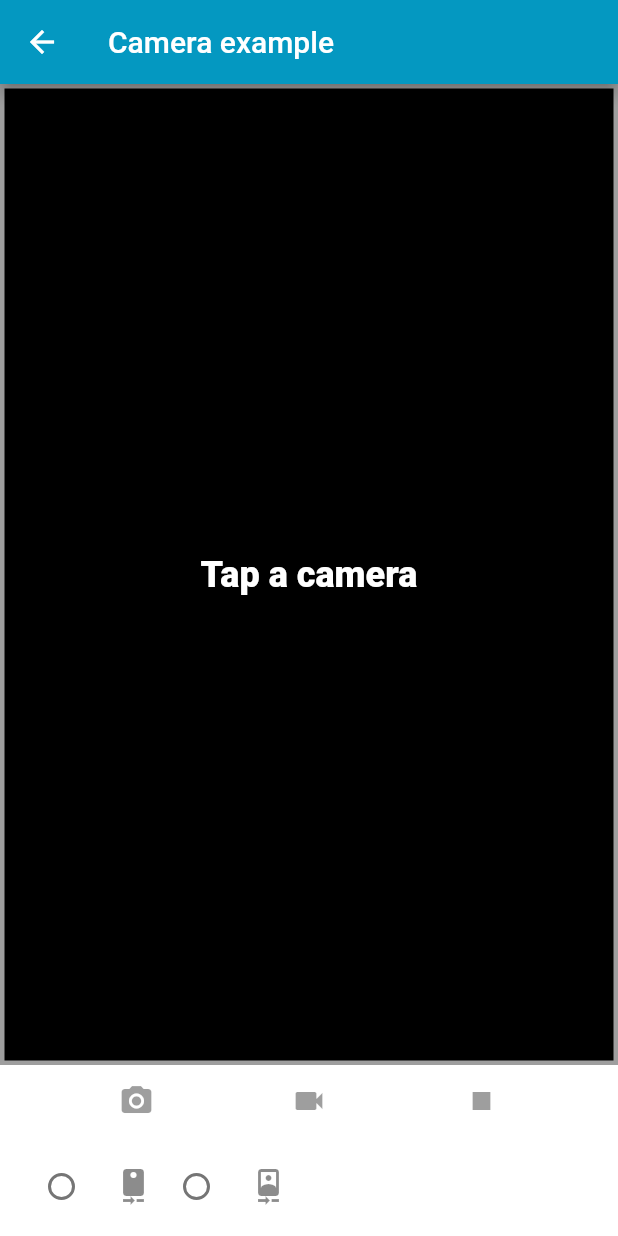
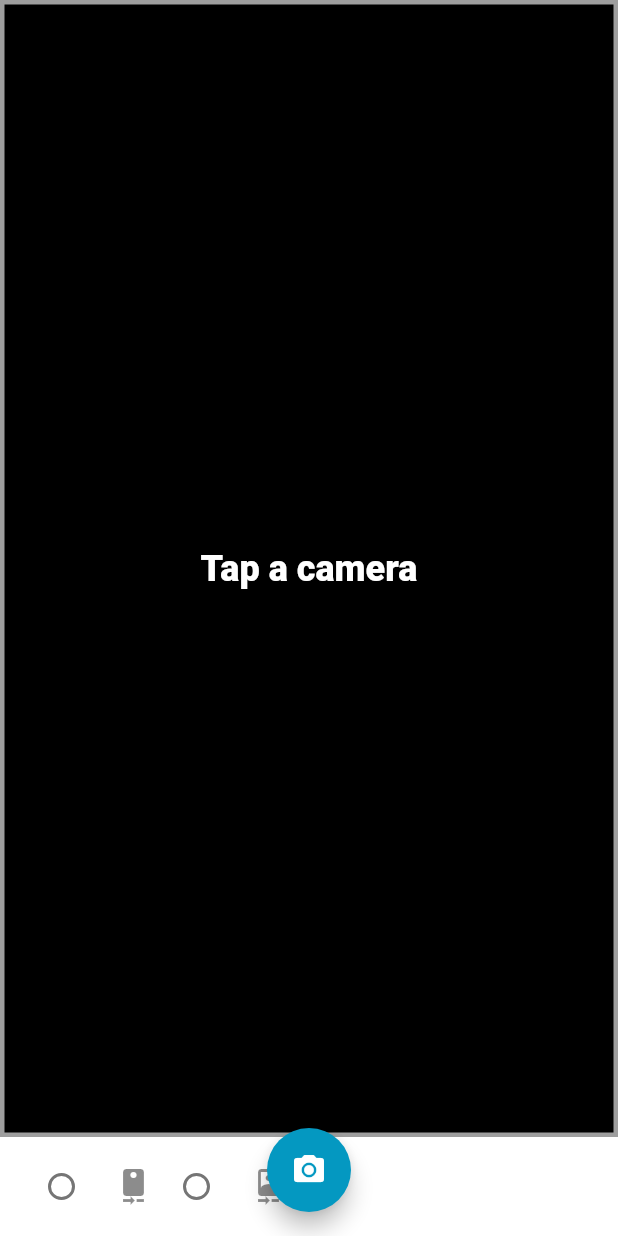
Before and after one commit to nichollsgareth/ecto-events, a Flutter app: the CameraExampleHome screen opened directly, on a phone screen of 412 x 824 dp. Run offline on Flutter 3.47's test engine with Material 2 defaults, Android fonts, the phone set to English and light mode, and no system bars; our stand-ins replace camera, video_player.

Commit message:
floating button
added floating button for camera

```diff
--- a/mobile-application/ecto_events/lib/widgets/camera_capture.dart
+++ b/mobile-application/ecto_events/lib/widgets/camera_capture.dart
@@ -49,9 +49,6 @@ class _CameraExampleHomeState extends State<CameraExampleHome> {
   Widget build(BuildContext context) {
     return Scaffold(
       key: _scaffoldKey,
-      appBar: AppBar(
-        title: const Text('Camera example'),
-      ),
       body: Column(
         children: <Widget>[
           Expanded(
@@ -73,7 +70,7 @@ class _CameraExampleHomeState extends State<CameraExampleHome> {
               ),
             ),
           ),
-          _captureControlRowWidget(),
+          //_captureControlRowWidget(),
           Padding(
             padding: const EdgeInsets.all(5.0),
             child: Row(
@@ -86,6 +83,17 @@ class _CameraExampleHomeState extends State<CameraExampleHome> {
           ),
         ],
       ),
+      floatingActionButton: FloatingActionButton(
+        onPressed: controller != null &&
+            controller.value.isInitialized &&
+            !controller.value.isRecordingVideo
+            ? onTakePictureButtonPressed
+            : null,
+        tooltip: 'Capture',
+        child: Icon(Icons.camera_alt),
+      ),
+      floatingActionButtonLocation:
+      FloatingActionButtonLocation.centerFloat,
     );
   }
 
@@ -137,7 +145,7 @@ class _CameraExampleHomeState extends State<CameraExampleHome> {
   }
 
   /// Display the control bar with buttons to take pictures and record videos.
-  Widget _captureControlRowWidget() {
+  /*Widget _captureControlRowWidget() {
     return Row(
       mainAxisAlignment: MainAxisAlignment.spaceEvenly,
       mainAxisSize: MainAxisSize.max,
@@ -171,7 +179,7 @@ class _CameraExampleHomeState extends State<CameraExampleHome> {
         )
       ],
     );
-  }
+  }*/
 
   /// Display a row of toggle to select the camera (or a message if no camera is available).
   Widget _cameraTogglesRowWidget() {
```
